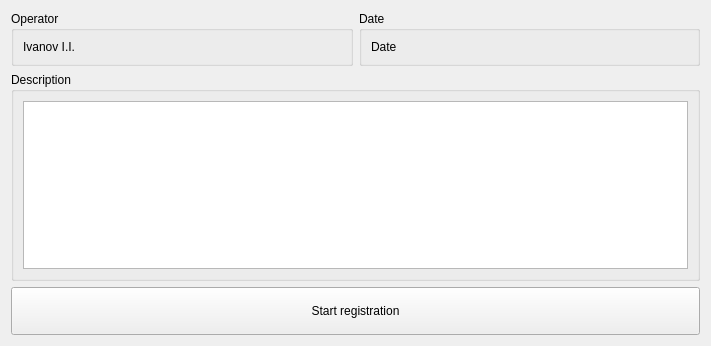
The window that ui/registrationwidget.ui (dmitry64/av20) describes before a commit, drawn with Qt 5.
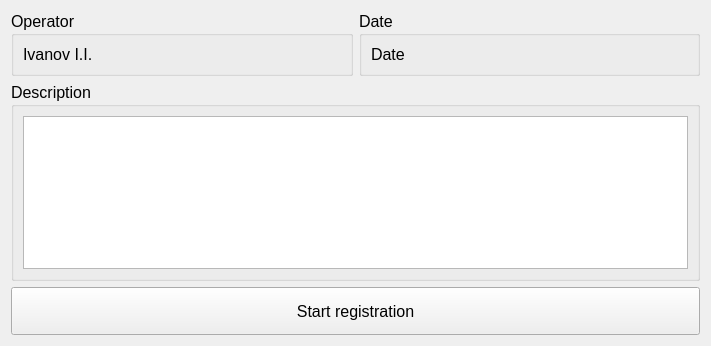
The same window after the commit. Icons and pictures are not drawn.

```diff
--- a/ui/registrationwidget.ui
+++ b/ui/registrationwidget.ui
@@ -24,6 +24,11 @@
      </property>
      <item>
       <widget class="QGroupBox" name="groupBox">
+       <property name="font">
+        <font>
+         <pointsize>12</pointsize>
+        </font>
+       </property>
        <property name="title">
         <string>Operator</string>
        </property>
@@ -40,6 +45,11 @@
      </item>
      <item>
       <widget class="QGroupBox" name="groupBox_4">
+       <property name="font">
+        <font>
+         <pointsize>12</pointsize>
+        </font>
+       </property>
        <property name="title">
         <string>Date</string>
        </property>
@@ -58,6 +68,11 @@
    </item>
    <item>
     <widget class="QGroupBox" name="groupBox_2">
+     <property name="font">
+      <font>
+       <pointsize>12</pointsize>
+      </font>
+     </property>
      <property name="title">
       <string>Description</string>
      </property>
@@ -94,6 +109,11 @@
          <height>48</height>
         </size>
        </property>
+       <property name="font">
+        <font>
+         <pointsize>12</pointsize>
+        </font>
+       </property>
        <property name="text">
         <string>Start registration</string>
        </property>
```
